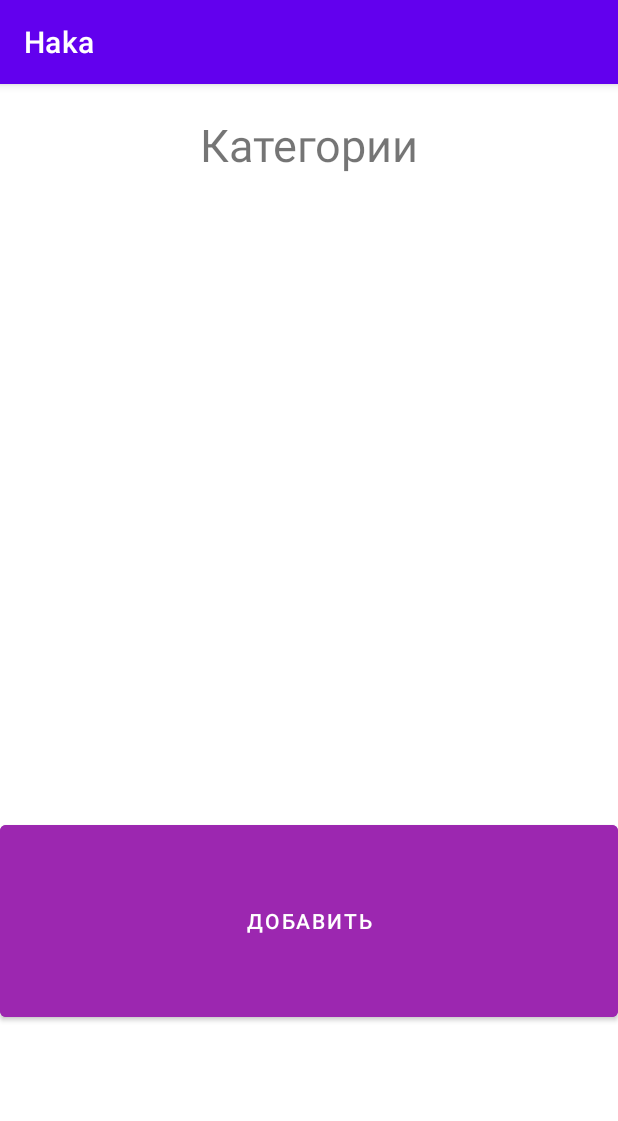
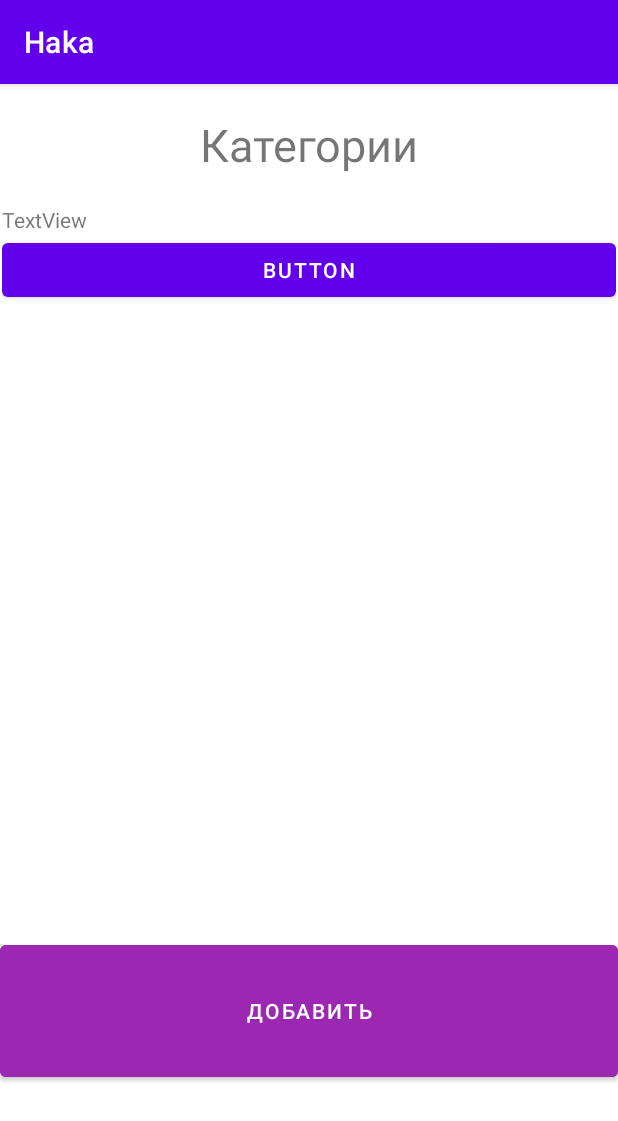
Before and after one commit to lloppy/hackathon, an Android app: the MyCollection screen opened directly, with no data from a screen before it, on a phone screen of 412 x 824 dp. Shown: the top 1121 px of the screen. Run offline under Robolectric (Android 15) with nearby library versions, the phone set to English and light mode, and no system bars; our stand-ins replace Firebase (no records; nobody signed in at launch, a user with empty details on screens opened directly).

```diff
--- a/app/src/main/java/com/example/haka/MyCollection.kt
+++ b/app/src/main/java/com/example/haka/MyCollection.kt
@@ -1,23 +1,60 @@
 package com.example.haka
 
+import android.content.ClipData
 import android.content.Intent
 import android.os.Bundle
+import android.util.Log
 import android.widget.Button
 import androidx.appcompat.app.AppCompatActivity
+import com.google.firebase.auth.FirebaseAuth
+import com.google.firebase.auth.ktx.auth
+import com.google.firebase.database.*
+import com.google.firebase.ktx.Firebase
 
 
 class MyCollection : AppCompatActivity() {
+    lateinit var auth: FirebaseAuth
+    lateinit var name: String
+    lateinit var data: ArrayList<String>
 
+    lateinit var database: FirebaseDatabase
+    lateinit var myRef: DatabaseReference
     override fun onCreate(savedInstanceState: Bundle?) {
         super.onCreate(savedInstanceState)
         setContentView(R.layout.activity_my_collection)
+
+        auth = Firebase.auth
+        name = auth.currentUser!!.displayName.toString()
 
         val addButton: Button = findViewById(R.id.addButton)
         addButton.setOnClickListener{
             val i = Intent(this, CreateCardActivity::class.java)
             startActivity(i)
         }
+        data = ArrayList()
+
+        val saveButton: Button = findViewById(R.id.save)
+        saveButton.setOnClickListener{
+            loadDataFromFirebase()
+        }
+
 
     }
 
+    private fun loadDataFromFirebase() {
+        val reference = FirebaseDatabase.getInstance().reference.child(name)
+
+        reference.addValueEventListener(object : ValueEventListener {
+            override fun onDataChange(snapshot: DataSnapshot) {
+                for (dataSnapshot in snapshot.children) {
+                    val nameFb = dataSnapshot.toString()
+                    val linkFb = dataSnapshot.toString()
+                    val priceFb = dataSnapshot.key.toString()
+                    Log.e("data", priceFb)
+                }
+            }
+
+            override fun onCancelled(error: DatabaseError) {}
+        })
+    }
 }
--- a/app/src/main/res/layout/activity_my_collection.xml
+++ b/app/src/main/res/layout/activity_my_collection.xml
@@ -18,99 +18,48 @@
         app:layout_constraintStart_toStartOf="parent"
         app:layout_constraintTop_toTopOf="parent" />
 
-
-<!--    <LinearLayout-->
-<!--        android:id="@+id/linearLayout3"-->
-<!--        android:layout_width="match_parent"-->
-<!--        android:layout_height="wrap_content"-->
-<!--        android:gravity="center"-->
-<!--        android:orientation="horizontal">-->
-
-<!--        <LinearLayout-->
-<!--            android:id="@+id/linearLayout2"-->
-<!--            android:layout_width="wrap_content"-->
-<!--            android:layout_height="649dp"-->
-<!--            android:layout_marginTop="40dp"-->
-<!--            android:layout_marginRight="10dp"-->
-<!--            android:orientation="vertical">-->
-
-<!--            <Button-->
-<!--                android:id="@+id/transport"-->
-<!--                android:layout_width="@dimen/sizeCategoryW"-->
-<!--                android:layout_height="@dimen/sizeCategoryH"-->
-<!--                android:layout_marginTop="20dp"-->
-<!--                android:text="Транспорт" />-->
-
-<!--            <Button-->
-<!--                android:id="@+id/nedvizh"-->
-<!--                android:layout_width="@dimen/sizeCategoryW"-->
-<!--                android:layout_height="@dimen/sizeCategoryH"-->
-<!--                android:layout_marginTop="20dp"-->
-<!--                android:text="Недвижимость" />-->
-
-<!--            <Button-->
-<!--                android:id="@+id/veschi"-->
-<!--                android:layout_width="@dimen/sizeCategoryW"-->
-<!--                android:layout_height="@dimen/sizeCategoryH"-->
-<!--                android:layout_marginTop="20dp"-->
-<!--                android:text="Личные вещи" />-->
-
-<!--            <Button-->
-<!--                android:id="@+id/virtual"-->
-<!--                android:layout_width="@dimen/sizeCategoryW"-->
-<!--                android:layout_height="@dimen/sizeCategoryH"-->
-<!--                android:layout_marginTop="20dp"-->
-<!--                android:text="Виртуальные вещи" />-->
-
-<!--        </LinearLayout>-->
-
-
-<!--        <LinearLayout-->
-<!--            android:layout_width="wrap_content"-->
-<!--            android:layout_height="649dp"-->
-<!--            android:layout_marginLeft="10dp"-->
-<!--            android:layout_marginTop="40dp"-->
-<!--            android:orientation="vertical">-->
-
-<!--            <Button-->
-<!--                android:id="@+id/dom"-->
-<!--                android:layout_width="@dimen/sizeCategoryW"-->
-<!--                android:layout_height="@dimen/sizeCategoryH"-->
-<!--                android:layout_marginTop="20dp"-->
-<!--                android:text="Дом и дача" />-->
-
-<!--            <Button-->
-<!--                android:id="@+id/electr"-->
-<!--                android:layout_width="@dimen/sizeCategoryW"-->
-<!--                android:layout_height="@dimen/sizeCategoryH"-->
-<!--                android:layout_marginTop="20dp"-->
-<!--                android:text="Электоника" />-->
-
-<!--            <Button-->
-<!--                android:id="@+id/hobby"-->
-<!--                android:layout_width="@dimen/sizeCategoryW"-->
-<!--                android:layout_height="@dimen/sizeCategoryH"-->
-<!--                android:layout_marginTop="20dp"-->
-<!--                android:text="Хобби и отдых" />-->
-
-<!--            <Button-->
-<!--                android:id="@+id/animals"-->
-<!--                android:layout_width="@dimen/sizeCategoryW"-->
-<!--                android:layout_height="@dimen/sizeCategoryH"-->
-<!--                android:layout_marginTop="20dp"-->
-<!--                android:text="Животные" />-->
-<!--        </LinearLayout>-->
-<!--    </LinearLayout>-->
-
     <Button
         android:id="@+id/addButton"
         android:layout_width="match_parent"
-        android:layout_height="140dp"
+        android:layout_height="100dp"
         android:text="Добавить"
-        android:layout_marginBottom="140dp"
+        android:layout_marginBottom="100dp"
         android:backgroundTint="#9C27B0"
         app:layout_constraintBottom_toBottomOf="parent"
         app:layout_constraintEnd_toEndOf="parent"
         app:layout_constraintStart_toStartOf="parent" />
 
+    <LinearLayout
+        android:id="@+id/linearLayout"
+        android:layout_width="409dp"
+        android:layout_height="469dp"
+        android:layout_marginStart="1dp"
+        android:layout_marginTop="1dp"
+        android:layout_marginEnd="1dp"
+        android:orientation="vertical"
+        app:layout_constraintBottom_toTopOf="@+id/addButton"
+        app:layout_constraintEnd_toEndOf="parent"
+        app:layout_constraintStart_toStartOf="parent"
+        app:layout_constraintTop_toBottomOf="@+id/textView">
+
+
+        <ImageView
+            android:id="@+id/imageView3"
+            android:layout_width="match_parent"
+            android:layout_height="wrap_content"
+            tools:srcCompat="@tools:sample/avatars" />
+
+        <TextView
+            android:id="@+id/textView3"
+            android:layout_width="match_parent"
+            android:layout_height="wrap_content"
+            android:text="TextView" />
+
+        <Button
+            android:id="@+id/save"
+            android:layout_width="match_parent"
+            android:layout_height="wrap_content"
+            android:text="Button" />
+    </LinearLayout>
+
 </androidx.constraintlayout.widget.ConstraintLayout>
```
